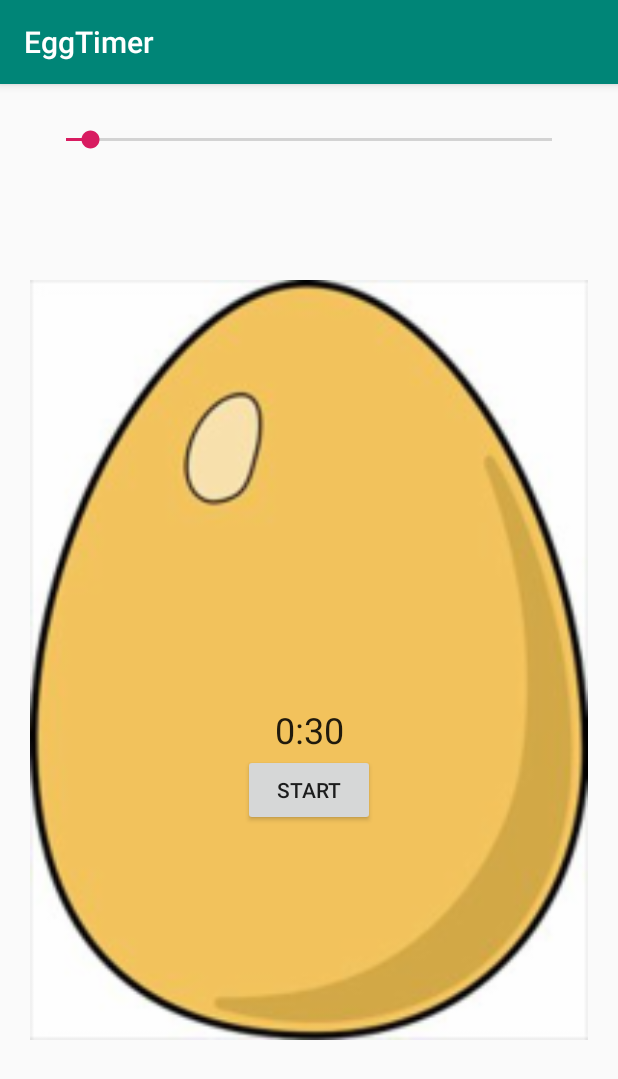
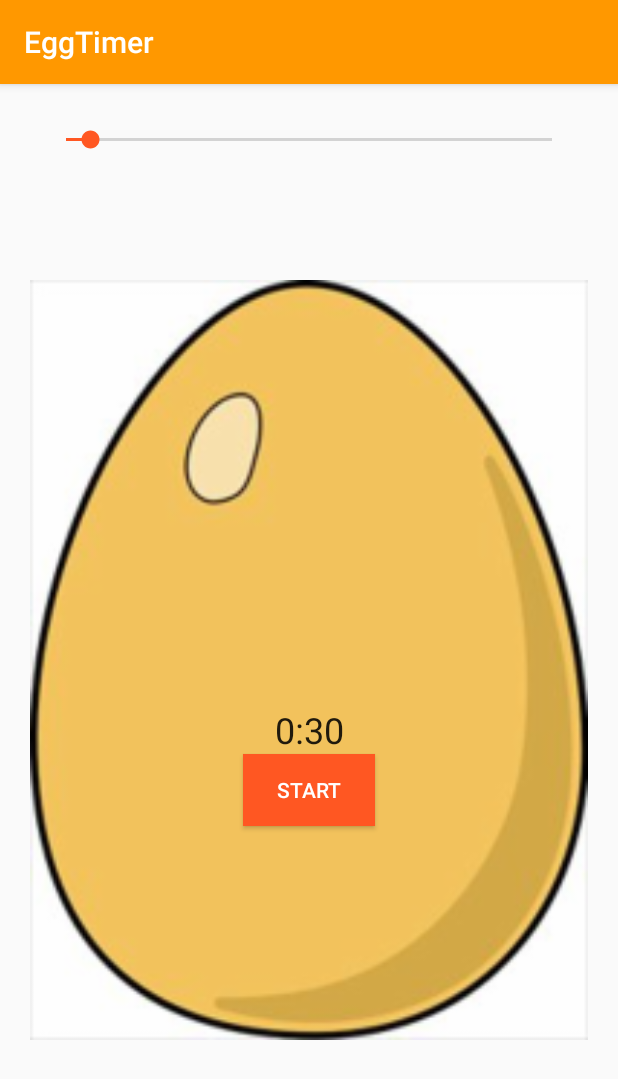
Before and after one commit to mfrancetic/egg-timer, an Android app: the screen it shows after launch (MainActivity), on a phone screen of 412 x 824 dp. Shown: the top 1079 px of the screen. Run offline under Robolectric (Android 15) with nearby library versions, the phone set to English and light mode, and no system bars.

Commit message:
Update color scheme

```diff
--- a/app/src/main/res/layout/activity_main.xml
+++ b/app/src/main/res/layout/activity_main.xml
@@ -49,6 +49,8 @@
         android:layout_width="wrap_content"
         android:layout_height="wrap_content"
         android:text="@string/stop"
+        android:background="@color/colorAccent"
+        android:textColor="?android:attr/textColorPrimaryInverse"
         android:onClick="startStopAlarm"
         app:layout_constraintEnd_toEndOf="@id/eggImageView"
         app:layout_constraintStart_toStartOf="@id/eggImageView"
--- a/app/src/main/res/values/colors.xml
+++ b/app/src/main/res/values/colors.xml
@@ -1,6 +1,6 @@
 <?xml version="1.0" encoding="utf-8"?>
 <resources>
-    <color name="colorPrimary">#008577</color>
-    <color name="colorPrimaryDark">#00574B</color>
-    <color name="colorAccent">#D81B60</color>
+    <color name="colorPrimary">#FF9800</color>
+    <color name="colorPrimaryDark">#F57C00</color>
+    <color name="colorAccent">#FF5722</color>
 </resources>
```
